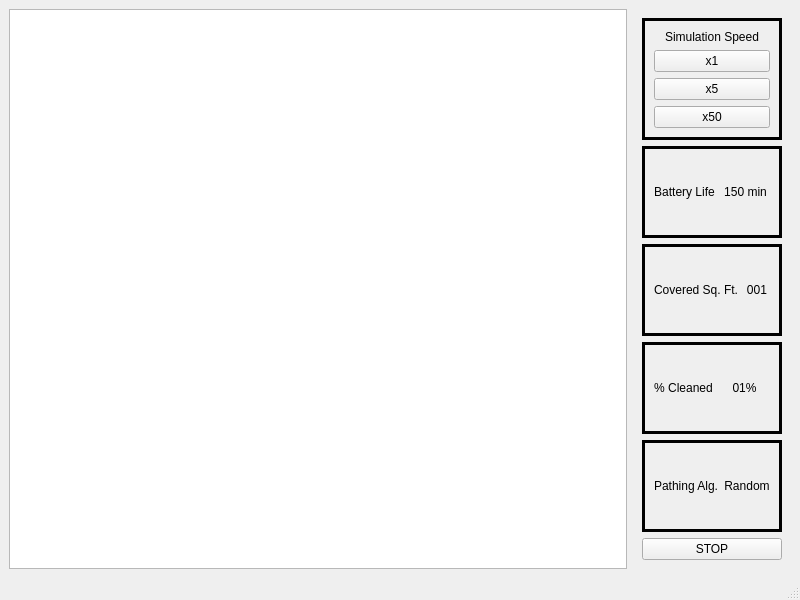
The window that simwindow.ui (mdelaune/RoboSim) describes before a commit, drawn with Qt 5.
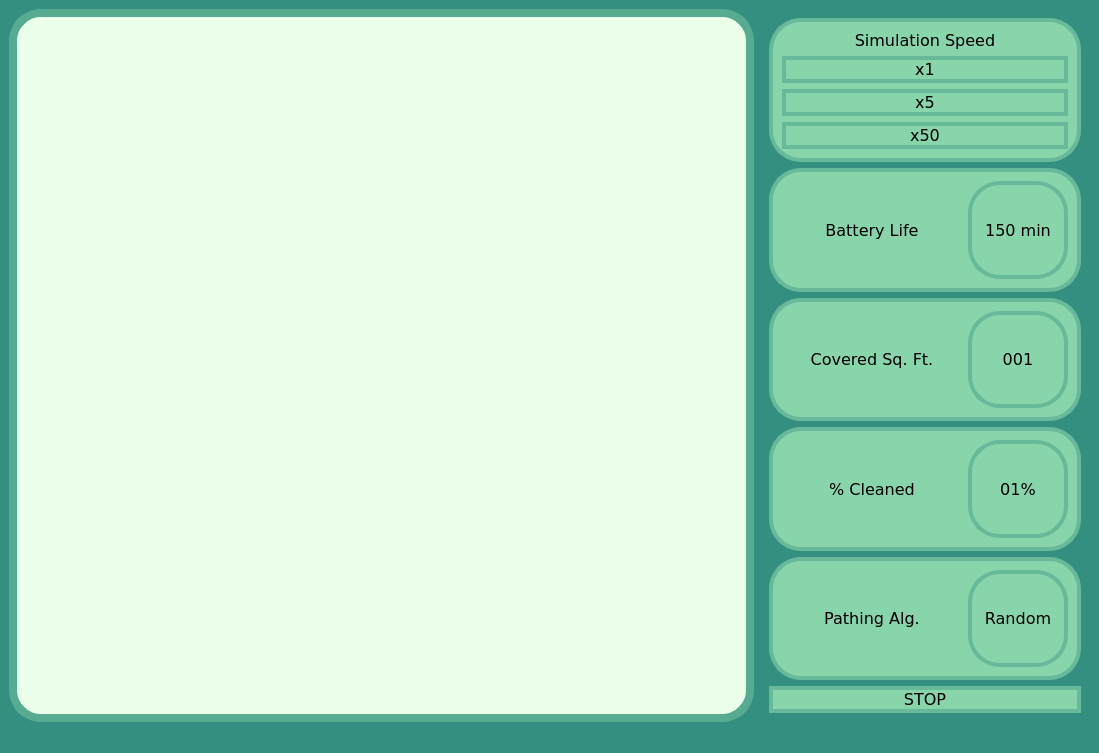
The same window after the commit.

Commit message: added floorplan id to json read/write, updated sim win ui

Diff of the .ui file:
```diff
--- a/simwindow.ui
+++ b/simwindow.ui
@@ -6,13 +6,16 @@
    <rect>
     <x>0</x>
     <y>0</y>
-    <width>800</width>
-    <height>600</height>
+    <width>1099</width>
+    <height>753</height>
    </rect>
   </property>
   <property name="windowTitle">
    <string>MainWindow</string>
   </property>
+  <property name="styleSheet">
+   <string notr="true">background-color: rgba(53, 143, 128, 1);</string>
+  </property>
   <widget class="QWidget" name="centralwidget">
    <layout class="QHBoxLayout" name="horizontalLayout">
     <item>
@@ -23,6 +26,19 @@
         <verstretch>0</verstretch>
        </sizepolicy>
       </property>
+      <property name="font">
+       <font>
+        <family>Verdana</family>
+        <pointsize>12</pointsize>
+       </font>
+      </property>
+      <property name="styleSheet">
+       <string notr="true">background: rgb(235,255,235);
+border-radius:32px;
+border-color: rgba(86, 171, 145, 1); 
+border-width: 8px;
+border-style: solid;</string>
+      </property>
      </widget>
     </item>
     <item>
@@ -33,9 +49,28 @@
         <verstretch>0</verstretch>
        </sizepolicy>
       </property>
+      <property name="font">
+       <font>
+        <family>Verdana</family>
+        <pointsize>12</pointsize>
+       </font>
+      </property>
       <layout class="QVBoxLayout" name="verticalLayout">
        <item>
         <widget class="QFrame" name="verticalFrame">
+         <property name="font">
+          <font>
+           <family>Verdana</family>
+           <pointsize>12</pointsize>
+          </font>
+         </property>
+         <property name="styleSheet">
+          <string notr="true">background: rgba(136, 212, 171, 1);
+border-width: 4px;
+border-style: solid;
+border-radius: 32px;
+border-color: rgba(103, 185, 154, 1);</string>
+         </property>
          <property name="frameShape">
           <enum>QFrame::Shape::Box</enum>
          </property>
@@ -48,6 +83,15 @@
          <layout class="QVBoxLayout" name="verticalLayout_2">
           <item>
            <widget class="QLabel" name="label_2">
+            <property name="font">
+             <font>
+              <family>Verdana</family>
+              <pointsize>12</pointsize>
+             </font>
+            </property>
+            <property name="styleSheet">
+             <string notr="true">border-width: 0px;</string>
+            </property>
             <property name="text">
              <string>Simulation Speed</string>
             </property>
@@ -58,6 +102,29 @@
           </item>
           <item>
            <widget class="QPushButton" name="pushButton_3">
+            <property name="font">
+             <font>
+              <family>Verdana</family>
+              <pointsize>12</pointsize>
+             </font>
+            </property>
+            <property name="styleSheet">
+             <string notr="true">QPushButton{
+	background: rgba(136, 212, 171, 1);
+	border-width: 4px;
+	border-style: solid;
+	border-radius: 32px;
+	border-color: rgba(103, 185, 154, 1);
+}
+QPushButton::hover {
+	background: rgba(103, 185, 154, 1);
+	border-width: 4px;
+	border-style: solid;
+	border-radius: 32px;
+	border-color: rgba(103, 185, 154, 1);
+}
+</string>
+            </property>
             <property name="text">
              <string>x1</string>
             </property>
@@ -65,6 +132,29 @@
           </item>
           <item>
            <widget class="QPushButton" name="pushButton_4">
+            <property name="font">
+             <font>
+              <family>Verdana</family>
+              <pointsize>12</pointsize>
+             </font>
+            </property>
+            <property name="styleSheet">
+             <string notr="true">QPushButton{
+	background: rgba(136, 212, 171, 1);
+	border-width: 4px;
+	border-style: solid;
+	border-radius: 32px;
+	border-color: rgba(103, 185, 154, 1);
+}
+QPushButton::hover {
+	background: rgba(103, 185, 154, 1);
+	border-width: 4px;
+	border-style: solid;
+	border-radius: 32px;
+	border-color: rgba(103, 185, 154, 1);
+}
+</string>
+            </property>
             <property name="text">
              <string>x5</string>
             </property>
@@ -72,6 +162,29 @@
           </item>
           <item>
            <widget class="QPushButton" name="pushButton_2">
+            <property name="font">
+             <font>
+              <family>Verdana</family>
+              <pointsize>12</pointsize>
+             </font>
+            </property>
+            <property name="styleSheet">
+             <string notr="true">QPushButton{
+	background: rgba(136, 212, 171, 1);
+	border-width: 4px;
+	border-style: solid;
+	border-radius: 32px;
+	border-color: rgba(103, 185, 154, 1);
+}
+QPushButton::hover {
+	background: rgba(103, 185, 154, 1);
+	border-width: 4px;
+	border-style: solid;
+	border-radius: 32px;
+	border-color: rgba(103, 185, 154, 1);
+}
+</string>
+            </property>
             <property name="text">
              <string>x50</string>
             </property>
@@ -82,6 +195,19 @@
        </item>
        <item>
         <widget class="QFrame" name="horizontalFrame">
+         <property name="font">
+          <font>
+           <family>Verdana</family>
+           <pointsize>12</pointsize>
+          </font>
+         </property>
+         <property name="styleSheet">
+          <string notr="true">background: rgba(136, 212, 171, 1);
+border-width: 4px;
+border-style: solid;
+border-radius: 32px;
+border-color: rgba(103, 185, 154, 1);</string>
+         </property>
          <property name="frameShape">
           <enum>QFrame::Shape::Box</enum>
          </property>
@@ -94,6 +220,33 @@
          <layout class="QHBoxLayout" name="horizontalLayout_3">
           <item>
            <widget class="QLabel" name="label">
+            <property name="sizePolicy">
+             <sizepolicy hsizetype="Fixed" vsizetype="Preferred">
+              <horstretch>0</horstretch>
+              <verstretch>0</verstretch>
+             </sizepolicy>
+            </property>
+            <property name="minimumSize">
+             <size>
+              <width>180</width>
+              <height>0</height>
+             </size>
+            </property>
+            <property name="maximumSize">
+             <size>
+              <width>180</width>
+              <height>16777215</height>
+             </size>
+            </property>
+            <property name="font">
+             <font>
+              <family>Verdana</family>
+              <pointsize>12</pointsize>
+             </font>
+            </property>
+            <property name="styleSheet">
+             <string notr="true">border-width: 0px;</string>
+            </property>
             <property name="frameShape">
              <enum>QFrame::Shape::NoFrame</enum>
             </property>
@@ -113,6 +266,18 @@
           </item>
           <item>
            <widget class="QLabel" name="label_3">
+            <property name="minimumSize">
+             <size>
+              <width>100</width>
+              <height>0</height>
+             </size>
+            </property>
+            <property name="font">
+             <font>
+              <family>Verdana</family>
+              <pointsize>12</pointsize>
+             </font>
+            </property>
             <property name="frameShape">
              <enum>QFrame::Shape::NoFrame</enum>
             </property>
@@ -135,6 +300,19 @@
        </item>
        <item>
         <widget class="QFrame" name="horizontalFrame_2">
+         <property name="font">
+          <font>
+           <family>Verdana</family>
+           <pointsize>12</pointsize>
+          </font>
+         </property>
+         <property name="styleSheet">
+          <string notr="true">background: rgba(136, 212, 171, 1);
+border-width: 4px;
+border-style: solid;
+border-radius: 32px;
+border-color: rgba(103, 185, 154, 1);</string>
+         </property>
          <property name="frameShape">
           <enum>QFrame::Shape::Box</enum>
          </property>
@@ -147,6 +325,33 @@
          <layout class="QHBoxLayout" name="horizontalLayout_4">
           <item>
            <widget class="QLabel" name="label_4">
+            <property name="sizePolicy">
+             <sizepolicy hsizetype="Fixed" vsizetype="Preferred">
+              <horstretch>0</horstretch>
+              <verstretch>0</verstretch>
+             </sizepolicy>
+            </property>
+            <property name="minimumSize">
+             <size>
+              <width>180</width>
+              <height>0</height>
+             </size>
+            </property>
+            <property name="maximumSize">
+             <size>
+              <width>180</width>
+              <height>16777215</height>
+             </size>
+            </property>
+            <property name="font">
+             <font>
+              <family>Verdana</family>
+              <pointsize>12</pointsize>
+             </font>
+            </property>
+            <property name="styleSheet">
+             <string notr="true">border-width: 0px;</string>
+            </property>
             <property name="text">
              <string>Covered Sq. Ft.</string>
             </property>
@@ -157,6 +362,18 @@
           </item>
           <item>
            <widget class="QLabel" name="label_5">
+            <property name="minimumSize">
+             <size>
+              <width>100</width>
+              <height>0</height>
+             </size>
+            </property>
+            <property name="font">
+             <font>
+              <family>Verdana</family>
+              <pointsize>12</pointsize>
+             </font>
+            </property>
             <property name="text">
              <string>001</string>
             </property>
@@ -170,6 +387,19 @@
        </item>
        <item>
         <widget class="QFrame" name="horizontalFrame_3">
+         <property name="font">
+          <font>
+           <family>Verdana</family>
+           <pointsize>12</pointsize>
+          </font>
+         </property>
+         <property name="styleSheet">
+          <string notr="true">background: rgba(136, 212, 171, 1);
+border-width: 4px;
+border-style: solid;
+border-radius: 32px;
+border-color: rgba(103, 185, 154, 1);</string>
+         </property>
          <property name="frameShape">
           <enum>QFrame::Shape::Box</enum>
          </property>
@@ -182,6 +412,33 @@
          <layout class="QHBoxLayout" name="horizontalLayout_5">
           <item>
            <widget class="QLabel" name="label_6">
+            <property name="sizePolicy">
+             <sizepolicy hsizetype="Fixed" vsizetype="Preferred">
+              <horstretch>0</horstretch>
+              <verstretch>0</verstretch>
+             </sizepolicy>
+            </property>
+            <property name="minimumSize">
+             <size>
+              <width>180</width>
+              <height>0</height>
+             </size>
+            </property>
+            <property name="maximumSize">
+             <size>
+              <width>180</width>
+              <height>16777215</height>
+             </size>
+            </property>
+            <property name="font">
+             <font>
+              <family>Verdana</family>
+              <pointsize>12</pointsize>
+             </font>
+            </property>
+            <property name="styleSheet">
+             <string notr="true">border-width: 0px;</string>
+            </property>
             <property name="midLineWidth">
              <number>-2</number>
             </property>
@@ -195,6 +452,18 @@
           </item>
           <item>
            <widget class="QLabel" name="label_7">
+            <property name="minimumSize">
+             <size>
+              <width>100</width>
+              <height>0</height>
+             </size>
+            </property>
+            <property name="font">
+             <font>
+              <family>Verdana</family>
+              <pointsize>12</pointsize>
+             </font>
+            </property>
             <property name="text">
              <string>01%</string>
             </property>
@@ -208,6 +477,19 @@
        </item>
        <item>
         <widget class="QFrame" name="horizontalFrame_4">
+         <property name="font">
+          <font>
+           <family>Verdana</family>
+           <pointsize>12</pointsize>
+          </font>
+         </property>
+         <property name="styleSheet">
+          <string notr="true">background: rgba(136, 212, 171, 1);
+border-width: 4px;
+border-style: solid;
+border-radius: 32px;
+border-color: rgba(103, 185, 154, 1);</string>
+         </property>
          <property name="frameShape">
           <enum>QFrame::Shape::Box</enum>
          </property>
@@ -220,6 +502,33 @@
          <layout class="QHBoxLayout" name="horizontalLayout_6">
           <item>
            <widget class="QLabel" name="label_8">
+            <property name="sizePolicy">
+             <sizepolicy hsizetype="Fixed" vsizetype="Preferred">
+              <horstretch>0</horstretch>
+              <verstretch>0</verstretch>
+             </sizepolicy>
+            </property>
+            <property name="minimumSize">
+             <size>
+              <width>180</width>
+              <height>0</height>
+             </size>
+            </property>
+            <property name="maximumSize">
+             <size>
+              <width>180</width>
+              <height>16777215</height>
+             </size>
+            </property>
+            <property name="font">
+             <font>
+              <family>Verdana</family>
+              <pointsize>12</pointsize>
+             </font>
+            </property>
+            <property name="styleSheet">
+             <string notr="true">border-width: 0px;</string>
+            </property>
             <property name="text">
              <string>Pathing Alg.</string>
             </property>
@@ -230,6 +539,18 @@
           </item>
           <item>
            <widget class="QLabel" name="label_9">
+            <property name="minimumSize">
+             <size>
+              <width>100</width>
+              <height>0</height>
+             </size>
+            </property>
+            <property name="font">
+             <font>
+              <family>Verdana</family>
+              <pointsize>12</pointsize>
+             </font>
+            </property>
             <property name="text">
              <string>Random</string>
             </property>
@@ -243,6 +564,29 @@
        </item>
        <item>
         <widget class="QPushButton" name="pushButton">
+         <property name="font">
+          <font>
+           <family>Verdana</family>
+           <pointsize>12</pointsize>
+          </font>
+         </property>
+         <property name="styleSheet">
+          <string notr="true">QPushButton{
+	background: rgba(136, 212, 171, 1);
+	border-width: 4px;
+	border-style: solid;
+	border-radius: 32px;
+	border-color: rgba(103, 185, 154, 1);
+}
+QPushButton::hover {
+	background: rgba(103, 185, 154, 1);
+	border-width: 4px;
+	border-style: solid;
+	border-radius: 32px;
+	border-color: rgba(103, 185, 154, 1);
+}
+</string>
+         </property>
          <property name="text">
           <string>STOP</string>
          </property>
```
The commit also changes 1 other file.
